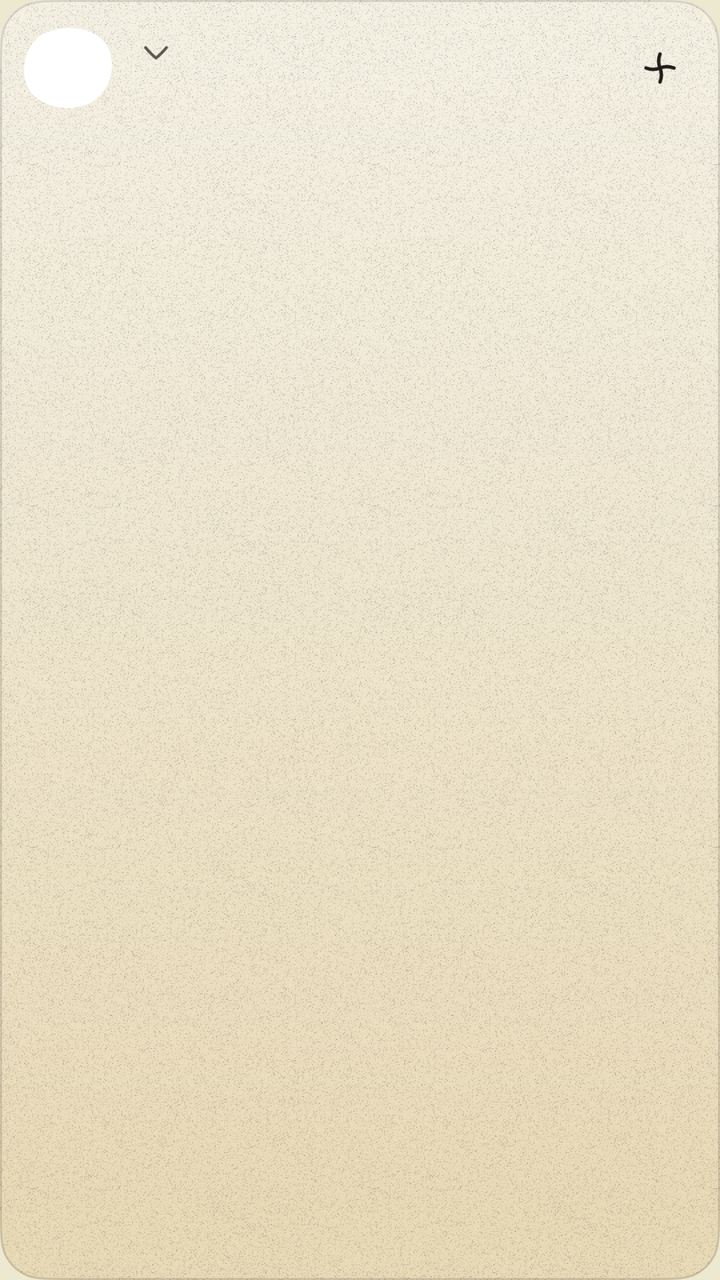
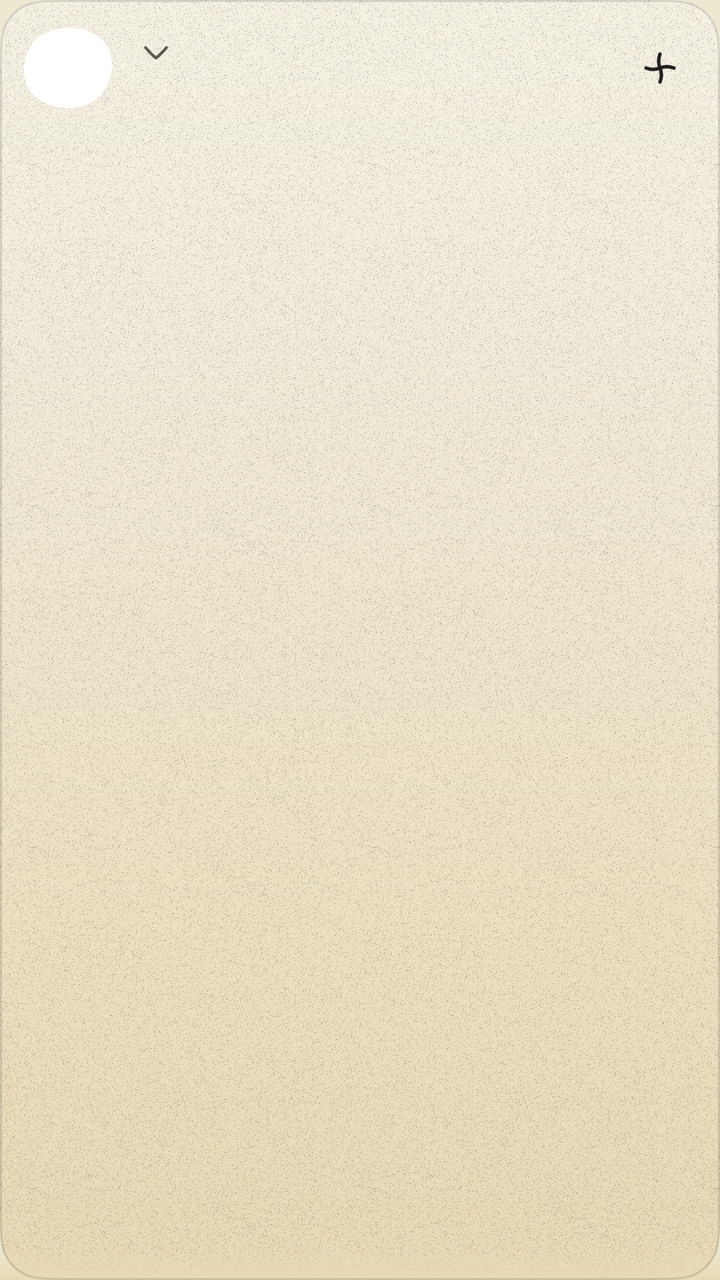

The first picture is an Android layout as it rendered before a commit; the second is the same layout after the commit. The layout source and the unified diff follow.
<!-- AndroidManifest.xml: application theme AppTheme -->
<!-- res/layout/widget_collection.xml -->
<?xml version="1.0" encoding="utf-8"?>
<FrameLayout xmlns:android="http://schemas.android.com/apk/res/android"
    android:id="@android:id/background"
    android:clipToOutline="true"
    android:outlineProvider="bounds"
    android:layout_width="match_parent"
    android:layout_height="match_parent"
    android:background="@drawable/wgen_panel_ground"
    android:foreground="@drawable/wgen_panel_edge">

    <LinearLayout
        android:layout_width="match_parent"
        android:layout_height="match_parent"
        android:orientation="vertical">

        <LinearLayout
            android:layout_width="match_parent"
            android:layout_height="wrap_content"
            android:gravity="center_vertical"
            android:orientation="horizontal"
            android:paddingStart="6dp"
            android:paddingTop="6dp"
            android:paddingEnd="6dp">

            <LinearLayout
                android:id="@+id/collection_pick"
                android:layout_width="0dp"
                android:layout_height="wrap_content"
                android:minHeight="56dp"
                android:layout_weight="1"
                android:background="@drawable/wgen_row_press"
                android:contentDescription="@string/widget_collection_pick"
                android:gravity="center_vertical"
                android:orientation="horizontal"
                android:paddingStart="6dp"
                android:paddingTop="4dp"
                android:paddingEnd="8dp"
                android:paddingBottom="4dp">

                <FrameLayout
                    android:layout_width="44dp"
                    android:layout_height="40dp">

                    <ImageView
                        android:id="@+id/collection_stone"
                        android:layout_width="match_parent"
                        android:layout_height="match_parent"
                        android:importantForAccessibility="no"
                        android:scaleType="fitXY"
                        android:src="@drawable/wgen_pebble_0" />

                    <ImageView
                        android:id="@+id/collection_emblem"
                        android:layout_width="26dp"
                        android:layout_height="26dp"
                        android:layout_gravity="center"
                        android:importantForAccessibility="no"
                        android:scaleType="fitCenter"
                        android:src="@drawable/wgen_emblem_bac" />
                </FrameLayout>

                <LinearLayout
                    android:layout_width="0dp"
                    android:layout_height="wrap_content"
                    android:layout_marginStart="11dp"
                    android:layout_weight="1"
                    android:orientation="vertical">

                    
                    <LinearLayout
                        android:layout_width="wrap_content"
                        android:layout_height="wrap_content"
                        android:gravity="center_vertical"
                        android:orientation="horizontal">

                        <ImageView
                            android:id="@+id/collection_title_image"
                            android:layout_width="wrap_content"
                            android:layout_height="wrap_content"
                            android:visibility="gone" />

                        <ImageView
                            android:id="@+id/collection_chevron"
                            android:layout_width="18dp"
                            android:layout_height="18dp"
                            android:layout_marginStart="2dp"
                            android:importantForAccessibility="no"
                            android:src="@drawable/wgen_g_chevron_down_ink_muted"
                            android:visibility="gone" />

                        <TextView
                            android:id="@+id/collection_title"
                            style="@style/WidgetText.Title"
                            android:layout_width="wrap_content"
                            android:layout_height="wrap_content"
                            android:drawableEnd="@drawable/wgen_g_chevron_down_ink_muted"
                            android:drawablePadding="2dp"
                            android:ellipsize="end"
                            android:maxLines="1" />
                    </LinearLayout>

                    <TextView
                        android:id="@+id/collection_count"
                        style="@style/WidgetText.Meta"
                        android:layout_width="wrap_content"
                        android:layout_height="wrap_content"
                        android:maxLines="1" />
                </LinearLayout>
            </LinearLayout>

            <ImageView
                android:id="@+id/collection_add"
                style="@style/WidgetIconButton.Head"
                android:background="@drawable/wgen_press_1"
                android:contentDescription="@string/widget_collection_add"
                android:src="@drawable/wgen_g_plus" />
        </LinearLayout>

        <FrameLayout
            android:layout_width="match_parent"
            android:layout_height="0dp"
            android:layout_weight="1">

            <ListView
                android:id="@+id/collection_list"
                android:listSelector="@android:color/transparent"
                android:layout_width="match_parent"
                android:layout_height="match_parent"
                android:clipToPadding="true"
                android:divider="@null"
                android:dividerHeight="0dp"
                android:paddingBottom="10dp"
                android:scrollbars="none" />

            
            <LinearLayout
                android:id="@+id/collection_static"
                android:layout_width="match_parent"
                android:layout_height="wrap_content"
                android:orientation="vertical"
                android:visibility="gone" />

            <LinearLayout
                android:id="@+id/collection_empty"
                android:layout_width="match_parent"
                android:layout_height="match_parent"
                android:gravity="center"
                android:orientation="vertical"
                android:paddingBottom="12dp"
                android:visibility="gone">

                <TextView
                    android:id="@+id/w_collection_empty"
                    style="@style/WidgetText.Meta"
                    android:layout_width="wrap_content"
                    android:layout_height="wrap_content"
                    android:text="@string/widget_collection_empty" />

                <LinearLayout
                    android:id="@+id/collection_empty_add"
                    android:layout_width="wrap_content"
                    android:layout_height="48dp"
                    android:layout_marginTop="4dp"
                    android:background="@drawable/wgen_control_press"
                    android:gravity="center_vertical"
                    android:orientation="horizontal"
                    android:paddingStart="12dp"
                    android:paddingEnd="14dp">

                    <ImageView
                        android:layout_width="18dp"
                        android:layout_height="18dp"
                        android:importantForAccessibility="no"
                        android:src="@drawable/wgen_g_plus_link" />

                    <TextView
                        android:id="@+id/w_collection_add"
                        style="@style/WidgetText.Action"
                        android:layout_width="wrap_content"
                        android:layout_height="wrap_content"
                        android:layout_marginStart="6dp"
                        android:text="@string/widget_collection_add" />
                </LinearLayout>
            </LinearLayout>
        </FrameLayout>
    </LinearLayout>
</FrameLayout>
<!-- resources referenced by this layout -->
<resources>
  <!-- drawable wgen_control_press (drawable) -->
  <?xml version="1.0" encoding="utf-8"?>
  <selector xmlns:android="http://schemas.android.com/apk/res/android" android:exitFadeDuration="150">
    <item android:state_pressed="true" android:drawable="@drawable/wgen_control_tint"/>
    <item android:drawable="@android:color/transparent"/>
  </selector>
  <!-- drawable wgen_press_1 (drawable) -->
  <?xml version="1.0" encoding="utf-8"?>
  <selector xmlns:android="http://schemas.android.com/apk/res/android" android:enterFadeDuration="90" android:exitFadeDuration="150">
    <item android:state_pressed="true"><inset android:inset="2dp" android:drawable="@drawable/wgen_pebble_1_given"/></item>
    <item android:drawable="@android:color/transparent"/>
  </selector>
  <!-- drawable wgen_row_press (drawable) -->
  <?xml version="1.0" encoding="utf-8"?>
  <selector xmlns:android="http://schemas.android.com/apk/res/android" android:exitFadeDuration="150">
    <item android:state_pressed="true" android:drawable="@drawable/wgen_row_tint"/>
    <item android:drawable="@android:color/transparent"/>
  </selector>
  <string name="widget_collection_add">Add a link</string>
  <string name="widget_collection_empty">Nothing to do here for now.</string>
  <string name="widget_collection_pick">Change collection</string>
  <style name="WidgetIconButton.Head">
          <item name="android:padding">13dp</item>
          <item name="android:scaleType">fitCenter</item>
      </style>
  <style name="WidgetText.Action">
          <item name="android:fontFamily">sans-serif-medium</item>
          <item name="android:textColor">@color/wgen_link</item>
          <item name="android:textSize">14sp</item>
          <item name="android:lineHeight">18sp</item>
      </style>
  <style name="WidgetText.Meta">
          <item name="android:textColor">@color/wgen_ink_muted</item>
          <item name="android:textSize">13sp</item>
          <item name="android:lineHeight">18sp</item>
      </style>
  <style name="WidgetText.Title">
          <item name="android:fontFamily">sans-serif-medium</item>
          <item name="android:textSize">16sp</item>
          <item name="android:lineHeight">22sp</item>
      </style>
  <style name="AppTheme" parent="Theme.AppCompat.DayNight.NoActionBar">
          <item name="android:editTextBackground">@drawable/rn_edit_text_material</item>
          <item name="android:windowBackground">@color/window_ground</item>
      </style>
  <color name="wgen_ink_muted">#FF5A574E</color>
  <color name="wgen_ink">#FF201E1D</color>
  <color name="wgen_link">#FF8C491A</color>
  <color name="wgen_hairline">#24201E1D</color>
  <color name="window_ground">#EDE8D0</color>
  <color name="wgen_press">#1A201E1D</color>
  <!-- drawable wgen_row_tint_tl (drawable) -->
  <?xml version="1.0" encoding="utf-8"?>
  <vector xmlns:android="http://schemas.android.com/apk/res/android" android:width="19.2dp" android:height="19.2dp" android:viewportWidth="19.2" android:viewportHeight="19.2">
    <group>
      <path android:pathData="M0,19.2 L0,19.2 C0,12.479,0,9.119,1.308,6.552 C2.458,4.294,4.294,2.458,6.552,1.308 C9.119,0,12.479,0,19.2,0 L19.2,19.2 Z" android:fillColor="@color/wgen_press"/>
    </group>
  </vector>
  <!-- unchanged entries left out for length: 22 -->
</resources>

<!-- the commit's change to res/layout/widget_collection.xml (unified diff, before → after) -->
@@ -126,11 +126,18 @@
                 android:listSelector="@android:color/transparent"
                 android:layout_width="match_parent"
                 android:layout_height="match_parent"
-                android:clipToPadding="true"
+                android:clipToPadding="false"
                 android:divider="@null"
                 android:dividerHeight="0dp"
-                android:paddingBottom="10dp"
+                android:paddingBottom="16dp"
                 android:scrollbars="none" />
+
+            
+            <FrameLayout
+                android:layout_width="match_parent"
+                android:layout_height="16dp"
+                android:layout_gravity="bottom"
+                android:background="@drawable/wgen_fade_ground" />
 
             
             <LinearLayout
<!-- resource entries referenced after the edit -->
@@ -6,6 +6,9 @@
     <item android:state_pressed="true" android:drawable="@drawable/wgen_control_tint"/>
     <item android:drawable="@android:color/transparent"/>
   </selector>
+  <!-- drawable wgen_fade_ground (drawable) -->
+  <?xml version="1.0" encoding="utf-8"?>
+  <shape xmlns:android="http://schemas.android.com/apk/res/android" android:shape="rectangle"><gradient android:angle="90" android:startColor="@color/wgen_ground_bottom" android:endColor="@color/wgen_ground_bottom_clear"/></shape>
   <!-- drawable wgen_press_1 (drawable) -->
   <?xml version="1.0" encoding="utf-8"?>
   <selector xmlns:android="http://schemas.android.com/apk/res/android" android:enterFadeDuration="90" android:exitFadeDuration="150">
@@ -45,6 +48,8 @@
           <item name="android:editTextBackground">@drawable/rn_edit_text_material</item>
           <item name="android:windowBackground">@color/window_ground</item>
       </style>
+  <color name="wgen_ground_bottom">#FFE8D9B5</color>
+  <color name="wgen_ground_bottom_clear">#00E8D9B5</color>
   <color name="wgen_ink_muted">#FF5A574E</color>
   <color name="wgen_ink">#FF201E1D</color>
   <color name="wgen_link">#FF8C491A</color>
